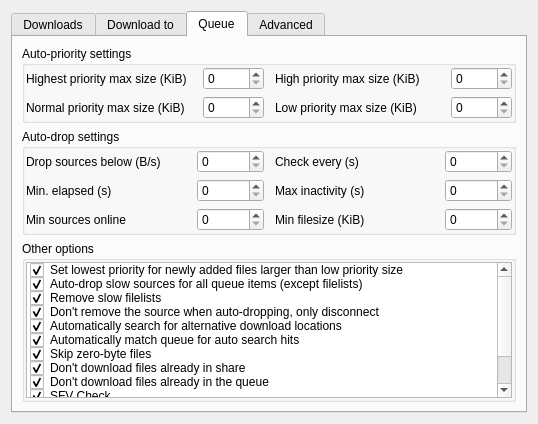
The window that eiskaltdcpp/ui/UISettingsDownloads.ui (eiskaltdcpp/eiskaltdcpp) describes before a commit, drawn with Qt 5.
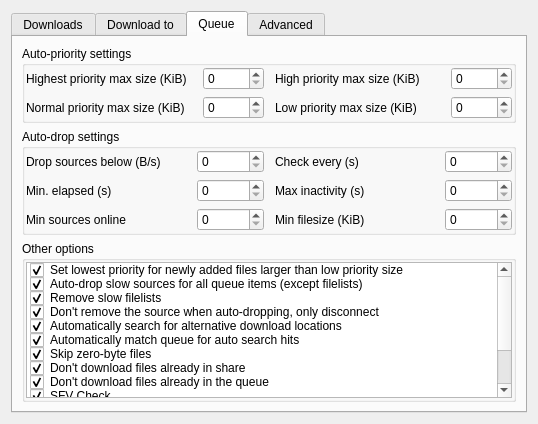
The same window after the commit. The open tabs and pages were chosen to show the change. Custom widgets are drawn as their Qt base class.

The edit to the form file:
```diff
--- a/eiskaltdcpp/ui/UISettingsDownloads.ui
+++ b/eiskaltdcpp/ui/UISettingsDownloads.ui
@@ -813,7 +813,7 @@
             </item>
             <item>
              <property name="text">
-              <string>Compressed transfer</string>
+              <string>Compressed transfers</string>
              </property>
              <property name="checkState">
               <enum>Checked</enum>
@@ -822,6 +822,14 @@
               <set>ItemIsSelectable|ItemIsUserCheckable|ItemIsEnabled</set>
              </property>
             </item>
+            <item>
+             <property name="text">
+              <string>Segmented downloads</string>
+             </property>
+             <property name="checkState">
+              <enum>Checked</enum>
+             </property>
+            </item>
            </widget>
           </item>
          </layout>
```
Left out of the diff: 2 changed lines with no effect on the pictures.
